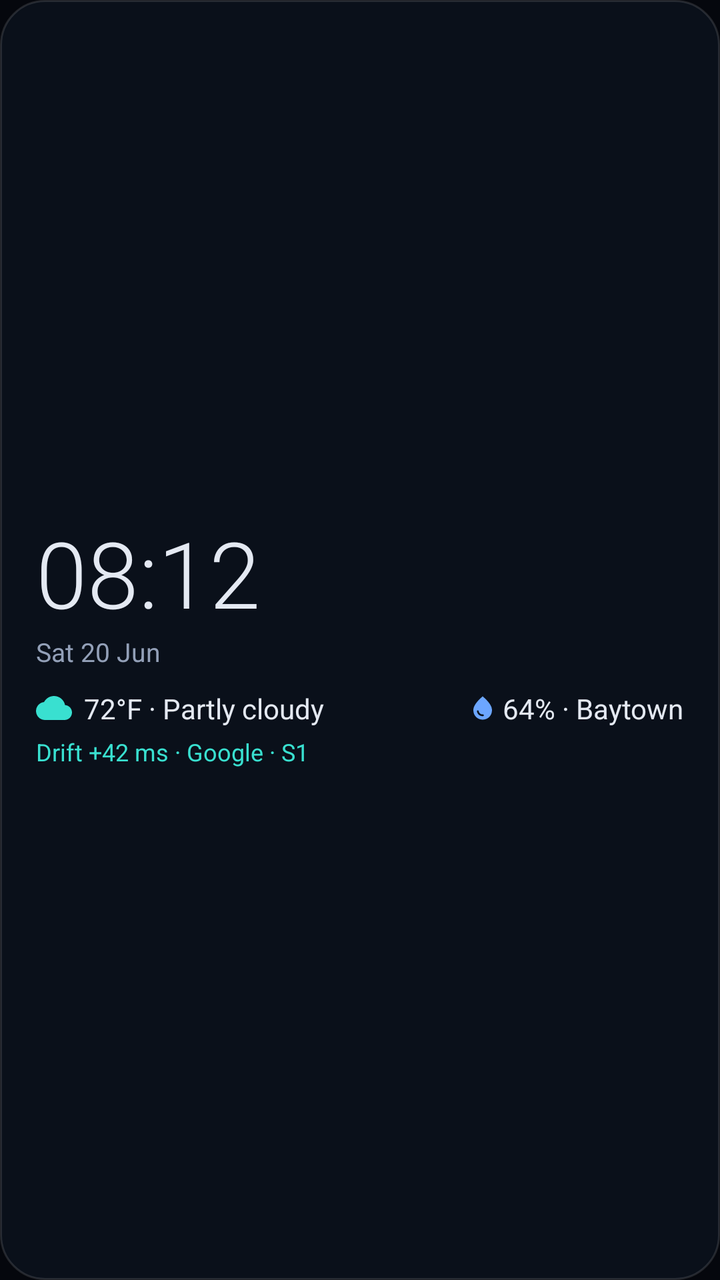
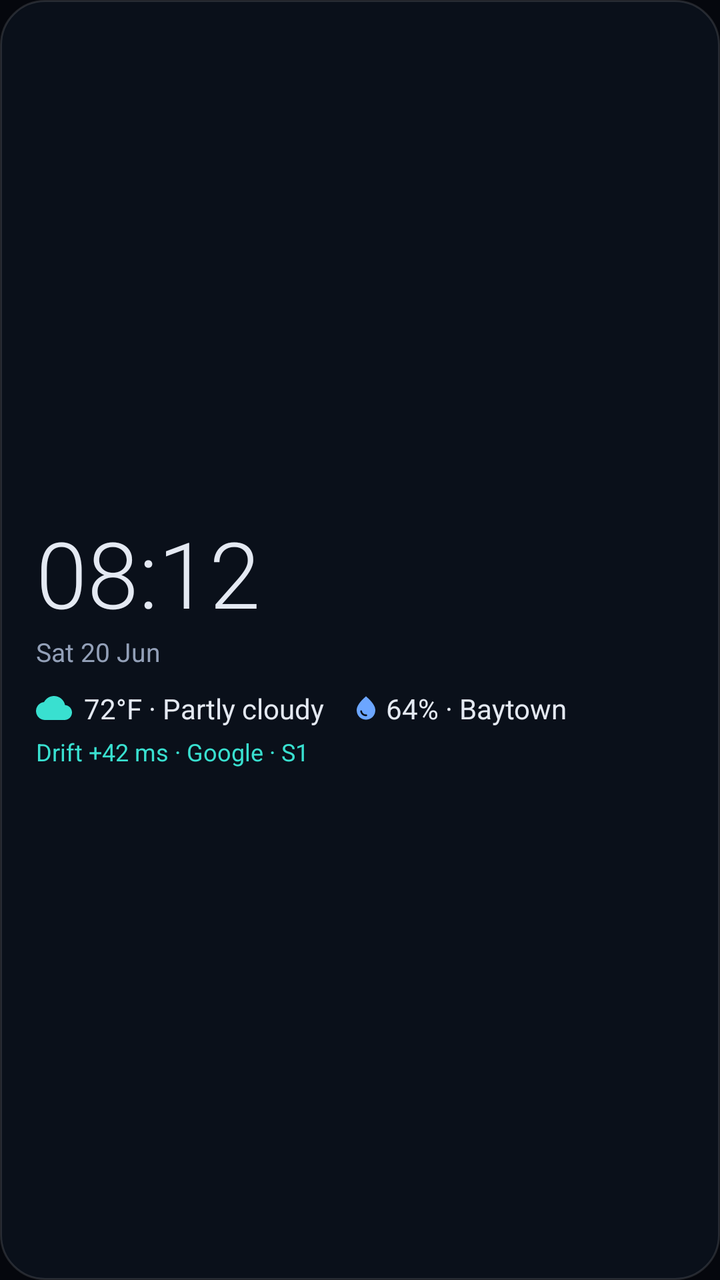

Screens rendered from an Android XML layout before and after an edit, with the pre-edit source and the edit as a unified diff.
<!-- AndroidManifest.xml: application theme Theme.AtomicClock -->
<!-- res/layout/widget_atomic_preview.xml -->
<?xml version="1.0" encoding="utf-8"?>
<LinearLayout xmlns:android="http://schemas.android.com/apk/res/android"
    android:layout_width="match_parent"
    android:layout_height="match_parent"
    android:orientation="vertical"
    android:gravity="center_vertical"
    android:background="@drawable/widget_background"
    android:padding="18dp">

    <TextView
        android:layout_width="wrap_content"
        android:layout_height="wrap_content"
        android:fontFamily="sans-serif-light"
        android:textColor="@color/widget_text"
        android:textSize="46sp"
        android:text="08:12" />

    <TextView
        android:layout_width="wrap_content"
        android:layout_height="wrap_content"
        android:textColor="@color/widget_muted"
        android:textSize="13sp"
        android:text="Sat 20 Jun" />

    <LinearLayout
        android:layout_width="match_parent"
        android:layout_height="wrap_content"
        android:orientation="horizontal"
        android:gravity="center_vertical"
        android:layout_marginTop="10dp">

        <ImageView
            android:layout_width="18dp"
            android:layout_height="18dp"
            android:layout_marginEnd="6dp"
            android:src="@drawable/ic_widget_cloud" />

        <TextView
            android:layout_width="0dp"
            android:layout_height="wrap_content"
            android:layout_weight="1"
            android:textColor="@color/widget_text"
            android:textSize="14sp"
            android:maxLines="1"
            android:ellipsize="end"
            android:text="72°F · Partly cloudy" />

        <ImageView
            android:layout_width="14dp"
            android:layout_height="14dp"
            android:layout_marginStart="8dp"
            android:layout_marginEnd="3dp"
            android:src="@drawable/ic_widget_humidity" />

        <TextView
            android:layout_width="wrap_content"
            android:layout_height="wrap_content"
            android:textColor="@color/widget_text"
            android:textSize="14sp"
            android:maxLines="1"
            android:ellipsize="end"
            android:text="64% · Baytown" />
    </LinearLayout>

    <TextView
        android:layout_width="match_parent"
        android:layout_height="wrap_content"
        android:layout_marginTop="4dp"
        android:textColor="@color/widget_accent"
        android:textSize="12sp"
        android:maxLines="1"
        android:ellipsize="end"
        android:text="Drift +42 ms · Google · S1" />
</LinearLayout>
<!-- resources referenced by this layout -->
<resources>
  <color name="widget_accent">#FF39E0D0</color>
  <color name="widget_muted">#FF93A0B8</color>
  <color name="widget_text">#FFE4E9F2</color>
  <!-- drawable ic_widget_cloud (drawable) -->
  <vector xmlns:android="http://schemas.android.com/apk/res/android"
      android:width="24dp" android:height="24dp" android:viewportWidth="24" android:viewportHeight="24">
      <path android:fillColor="#39E0D0" android:pathData="M19.35,10.04C18.67,6.59 15.64,4 12,4 9.11,4 6.6,5.64 5.35,8.04 2.34,8.36 0,10.91 0,14c0,3.31 2.69,6 6,6h13c2.76,0 5,-2.24 5,-5 0,-2.64 -2.05,-4.78 -4.65,-4.96z"/>
  </vector>
  <!-- drawable ic_widget_humidity (drawable) -->
  <vector xmlns:android="http://schemas.android.com/apk/res/android"
      android:width="24dp" android:height="24dp" android:viewportWidth="24" android:viewportHeight="24">
      <path android:fillColor="#6CA6FF" android:pathData="M12,2c-5.33,4.55 -8,8.48 -8,11.8 0,4.98 3.8,8.2 8,8.2s8,-3.22 8,-8.2c0,-3.32 -2.67,-7.25 -8,-11.8zM7.83,14c0.37,0 0.67,0.26 0.74,0.62 0.41,2.22 2.28,2.98 3.64,2.87 0.43,-0.02 0.79,0.32 0.79,0.75 0,0.4 -0.32,0.73 -0.72,0.75 -2.13,0.13 -4.62,-1.09 -5.19,-4.12 -0.08,-0.45 0.28,-0.87 0.74,-0.87z"/>
  </vector>
  <!-- drawable widget_background (drawable) -->
  <?xml version="1.0" encoding="utf-8"?>
  <shape xmlns:android="http://schemas.android.com/apk/res/android" android:shape="rectangle">
      <solid android:color="@color/widget_surface" />
      <corners android:radius="22dp" />
      <stroke android:width="1dp" android:color="@color/widget_stroke" />
  </shape>
  <style name="Theme.AtomicClock" parent="android:Theme.Material.NoActionBar">
          <item name="android:statusBarColor">@android:color/transparent</item>
          <item name="android:navigationBarColor">@android:color/transparent</item>
          <item name="android:windowBackground">@color/atomic_background</item>
      </style>
  <color name="widget_surface">#E60C111C</color>
  <color name="widget_stroke">#1FFFFFFF</color>
  <color name="atomic_background">@color/atomic_background_dark</color>
  <color name="atomic_background_dark">#FF05070D</color>
</resources>

<!-- the commit's change to res/layout/widget_atomic_preview.xml (unified diff, before → after) -->
@@ -36,9 +36,8 @@
             android:src="@drawable/ic_widget_cloud" />
 
         <TextView
-            android:layout_width="0dp"
+            android:layout_width="wrap_content"
             android:layout_height="wrap_content"
-            android:layout_weight="1"
             android:textColor="@color/widget_text"
             android:textSize="14sp"
             android:maxLines="1"
@@ -48,7 +47,7 @@
         <ImageView
             android:layout_width="14dp"
             android:layout_height="14dp"
-            android:layout_marginStart="8dp"
+            android:layout_marginStart="14dp"
             android:layout_marginEnd="3dp"
             android:src="@drawable/ic_widget_humidity" />
 
